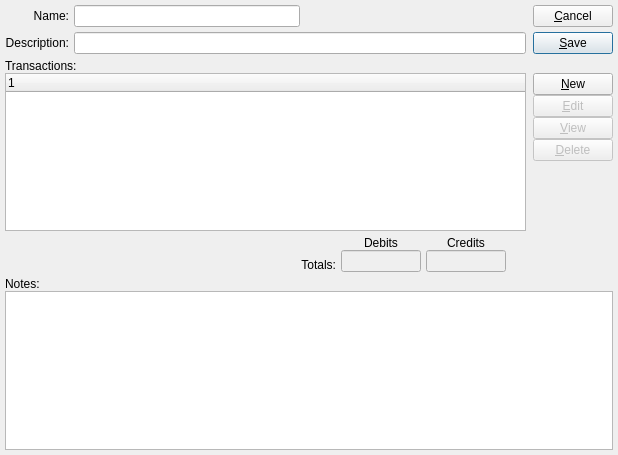
Old version of the form guiclient/standardJournal.ui in the repository jjzhang166/qt-client.
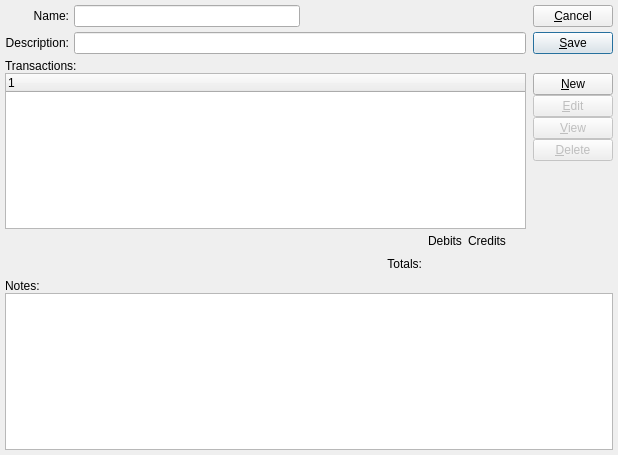
New version of the form. Custom widgets are drawn as their Qt base class.

Patch:
```diff
--- a/guiclient/standardJournal.ui
+++ b/guiclient/standardJournal.ui
@@ -32,33 +32,21 @@
      <property name="spacing">
       <number>7</number>
      </property>
-     <property name="margin">
-      <number>0</number>
-     </property>
      <item>
       <layout class="QVBoxLayout">
        <property name="spacing">
         <number>0</number>
        </property>
-       <property name="margin">
-        <number>0</number>
-       </property>
        <item>
         <layout class="QHBoxLayout">
          <property name="spacing">
           <number>5</number>
          </property>
-         <property name="margin">
-          <number>0</number>
-         </property>
          <item>
           <layout class="QVBoxLayout">
            <property name="spacing">
             <number>5</number>
            </property>
-           <property name="margin">
-            <number>0</number>
-           </property>
            <item>
             <widget class="QLabel" name="_nameLit">
              <property name="text">
@@ -86,17 +74,11 @@
            <property name="spacing">
             <number>5</number>
            </property>
-           <property name="margin">
-            <number>0</number>
-           </property>
            <item>
             <layout class="QHBoxLayout">
              <property name="spacing">
               <number>0</number>
              </property>
-             <property name="margin">
-              <number>0</number>
-             </property>
              <item>
               <widget class="XLineEdit" name="_name"/>
              </item>
@@ -148,9 +130,6 @@
        <property name="spacing">
         <number>5</number>
        </property>
-       <property name="margin">
-        <number>0</number>
-       </property>
        <item>
         <widget class="QPushButton" name="_close">
          <property name="text">
@@ -177,9 +156,6 @@
      <property name="spacing">
       <number>0</number>
      </property>
-     <property name="margin">
-      <number>0</number>
-     </property>
      <item>
       <widget class="QLabel" name="_transactionsLit">
        <property name="text">
@@ -195,77 +171,33 @@
        <property name="spacing">
         <number>7</number>
        </property>
-       <property name="margin">
-        <number>0</number>
-       </property>
        <item>
         <layout class="QVBoxLayout">
          <property name="spacing">
           <number>5</number>
          </property>
-         <property name="margin">
-          <number>0</number>
-         </property>
          <item>
           <widget class="XTreeWidget" name="_stdjrnlitem"/>
          </item>
          <item>
-          <layout class="QHBoxLayout">
-           <property name="spacing">
-            <number>0</number>
-           </property>
-           <property name="margin">
-            <number>0</number>
-           </property>
-           <item>
+          <layout class="QGridLayout" name="gridLayout">
+           <item row="1" column="4">
             <spacer>
              <property name="orientation">
               <enum>Qt::Horizontal</enum>
              </property>
              <property name="sizeType">
-              <enum>QSizePolicy::Expanding</enum>
-             </property>
-             <property name="sizeHint" stdset="0">
-              <size>
-               <width>27</width>
-               <height>16</height>
-              </size>
-             </property>
-            </spacer>
-           </item>
-           <item>
-            <layout class="QHBoxLayout">
-             <property name="spacing">
-              <number>5</number>
-             </property>
-             <property name="margin">
-              <number>0</number>
-             </property>
-             <item>
-              <layout class="QVBoxLayout">
-               <property name="spacing">
-                <number>0</number>
-               </property>
-               <property name="margin">
-                <number>0</number>
-               </property>
-               <item>
-                <spacer>
-                 <property name="orientation">
-                  <enum>Qt::Vertical</enum>
-                 </property>
-                 <property name="sizeType">
                   <enum>QSizePolicy::Preferred</enum>
                  </property>
                  <property name="sizeHint" stdset="0">
                   <size>
-                   <width>10</width>
-                   <height>21</height>
+               <width>20</width>
+               <height>16</height>
                   </size>
                  </property>
                 </spacer>
                </item>
-               <item>
+           <item row="1" column="1">
                 <widget class="QLabel" name="_totalsLit">
                  <property name="text">
                   <string>Totals:</string>
@@ -275,25 +207,7 @@
                  </property>
                 </widget>
                </item>
-              </layout>
-             </item>
-             <item>
-              <layout class="QVBoxLayout">
-               <property name="spacing">
-                <number>0</number>
-               </property>
-               <property name="margin">
-                <number>0</number>
-               </property>
-               <item>
-                <layout class="QHBoxLayout">
-                 <property name="spacing">
-                  <number>5</number>
-                 </property>
-                 <property name="margin">
-                  <number>0</number>
-                 </property>
-                 <item>
+           <item row="0" column="2">
                   <widget class="QLabel" name="_debitsLit">
                    <property name="text">
                     <string>Debits</string>
@@ -303,7 +217,7 @@
                    </property>
                   </widget>
                  </item>
-                 <item>
+           <item row="0" column="3">
                   <widget class="QLabel" name="_creditLit">
                    <property name="text">
                     <string>Credits</string>
@@ -313,84 +227,29 @@
                    </property>
                   </widget>
                  </item>
-                </layout>
-               </item>
-               <item>
-                <layout class="QHBoxLayout">
-                 <property name="spacing">
-                  <number>5</number>
-                 </property>
-                 <property name="margin">
-                  <number>0</number>
-                 </property>
-                 <item>
-                  <widget class="XLineEdit" name="_debits">
-                   <property name="enabled">
-                    <bool>false</bool>
-                   </property>
-                   <property name="sizePolicy">
-                    <sizepolicy hsizetype="Preferred" vsizetype="Fixed">
-                     <horstretch>0</horstretch>
-                     <verstretch>0</verstretch>
-                    </sizepolicy>
-                   </property>
-                   <property name="maximumSize">
-                    <size>
-                     <width>80</width>
-                     <height>32767</height>
-                    </size>
-                   </property>
-                   <property name="focusPolicy">
-                    <enum>Qt::NoFocus</enum>
-                   </property>
+           <item row="1" column="3">
+            <widget class="XLabel" name="_credits">
                    <property name="alignment">
-                    <set>Qt::AlignRight</set>
+              <set>Qt::AlignRight|Qt::AlignTrailing|Qt::AlignVCenter</set>
                    </property>
                   </widget>
                  </item>
-                 <item>
-                  <widget class="XLineEdit" name="_credits">
-                   <property name="enabled">
-                    <bool>false</bool>
-                   </property>
-                   <property name="sizePolicy">
-                    <sizepolicy hsizetype="Preferred" vsizetype="Fixed">
-                     <horstretch>0</horstretch>
-                     <verstretch>0</verstretch>
-                    </sizepolicy>
-                   </property>
-                   <property name="maximumSize">
-                    <size>
-                     <width>80</width>
-                     <height>32767</height>
-                    </size>
-                   </property>
-                   <property name="focusPolicy">
-                    <enum>Qt::NoFocus</enum>
-                   </property>
+           <item row="1" column="2">
+            <widget class="XLabel" name="_debits">
                    <property name="alignment">
-                    <set>Qt::AlignRight</set>
+              <set>Qt::AlignRight|Qt::AlignTrailing|Qt::AlignVCenter</set>
                    </property>
                   </widget>
                  </item>
-                </layout>
-               </item>
-              </layout>
-             </item>
-            </layout>
-           </item>
-           <item>
-            <spacer>
+           <item row="1" column="0">
+            <spacer name="horizontalSpacer">
              <property name="orientation">
               <enum>Qt::Horizontal</enum>
              </property>
-             <property name="sizeType">
-              <enum>QSizePolicy::Preferred</enum>
-             </property>
              <property name="sizeHint" stdset="0">
               <size>
-               <width>20</width>
-               <height>16</height>
+               <width>40</width>
+               <height>20</height>
               </size>
              </property>
             </spacer>
@@ -404,17 +263,11 @@
          <property name="spacing">
           <number>0</number>
          </property>
-         <property name="margin">
-          <number>0</number>
-         </property>
          <item>
           <layout class="QVBoxLayout">
            <property name="spacing">
             <number>0</number>
            </property>
-           <property name="margin">
-            <number>0</number>
-           </property>
            <item>
             <widget class="QPushButton" name="_new">
              <property name="text">
@@ -481,9 +334,6 @@
      <property name="spacing">
       <number>0</number>
      </property>
-     <property name="margin">
-      <number>0</number>
-     </property>
      <item>
       <widget class="QLabel" name="_notesLit">
        <property name="text">
@@ -503,6 +353,11 @@
  </widget>
  <layoutdefault spacing="6" margin="11"/>
  <customwidgets>
+  <customwidget>
+   <class>XLabel</class>
+   <extends>QLabel</extends>
+   <header>xlabel.h</header>
+  </customwidget>
   <customwidget>
    <class>XLineEdit</class>
    <extends>QLineEdit</extends>
```
Left out of the diff: 13 changed lines with no effect on the pictures. Lines whose indentation alone changed are shown as unchanged.
